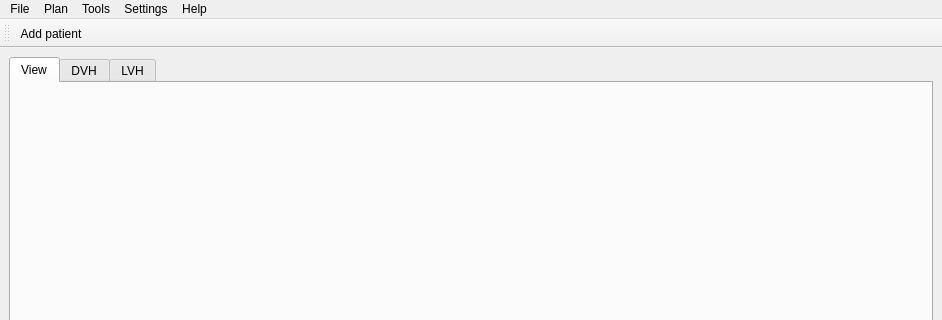
Before: the Qt Designer form pytripgui/view/main_window.ui in pytrip/pytripgui, drawn with Qt 5; both pictures show x 0 to 942 and y 0 to 320 of the 942 by 585 pixel window.
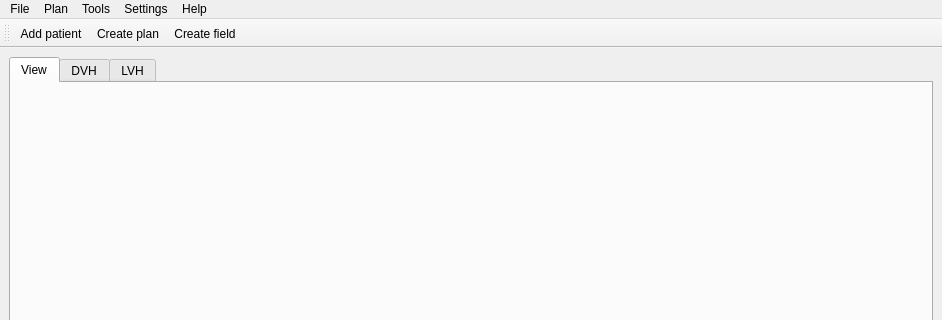
After: the same form once the commit is applied. Icons and pictures are not drawn.

Commit message: "create plan" button added

The edit to the form file:
```diff
--- a/pytripgui/view/main_window.ui
+++ b/pytripgui/view/main_window.ui
@@ -149,6 +149,9 @@
    </property>
   </widget>
   <widget class="QToolBar" name="toolBar">
+   <property name="enabled">
+    <bool>true</bool>
+   </property>
    <property name="windowTitle">
     <string>toolBar</string>
    </property>
@@ -162,6 +165,8 @@
     <bool>false</bool>
    </attribute>
    <addaction name="actionAdd_Patient"/>
+   <addaction name="actionNew_Plan"/>
+   <addaction name="actionCreate_field"/>
   </widget>
   <action name="actionOpen_Voxelplan">
    <property name="text">
@@ -265,7 +270,10 @@
   </action>
   <action name="actionNew_Plan">
    <property name="text">
-    <string>New Plan</string>
+    <string>Create plan</string>
+   </property>
+   <property name="toolTip">
+    <string>Create new plan</string>
    </property>
   </action>
   <action name="actionEdit_Plan">
@@ -352,6 +360,21 @@
     <string>Add patient</string>
    </property>
   </action>
+  <action name="actionCreate_field">
+   <property name="enabled">
+    <bool>true</bool>
+   </property>
+   <property name="icon">
+    <iconset>
+     <normaloff>../res/create_field.png</normaloff>../res/create_field.png</iconset>
+   </property>
+   <property name="text">
+    <string>Create field</string>
+   </property>
+   <property name="toolTip">
+    <string>Create new field</string>
+   </property>
+  </action>
  </widget>
  <resources/>
  <connections/>
```
Left out of the diff: 4 changed lines with no effect on the pictures. The commit also changes 1 other file.
